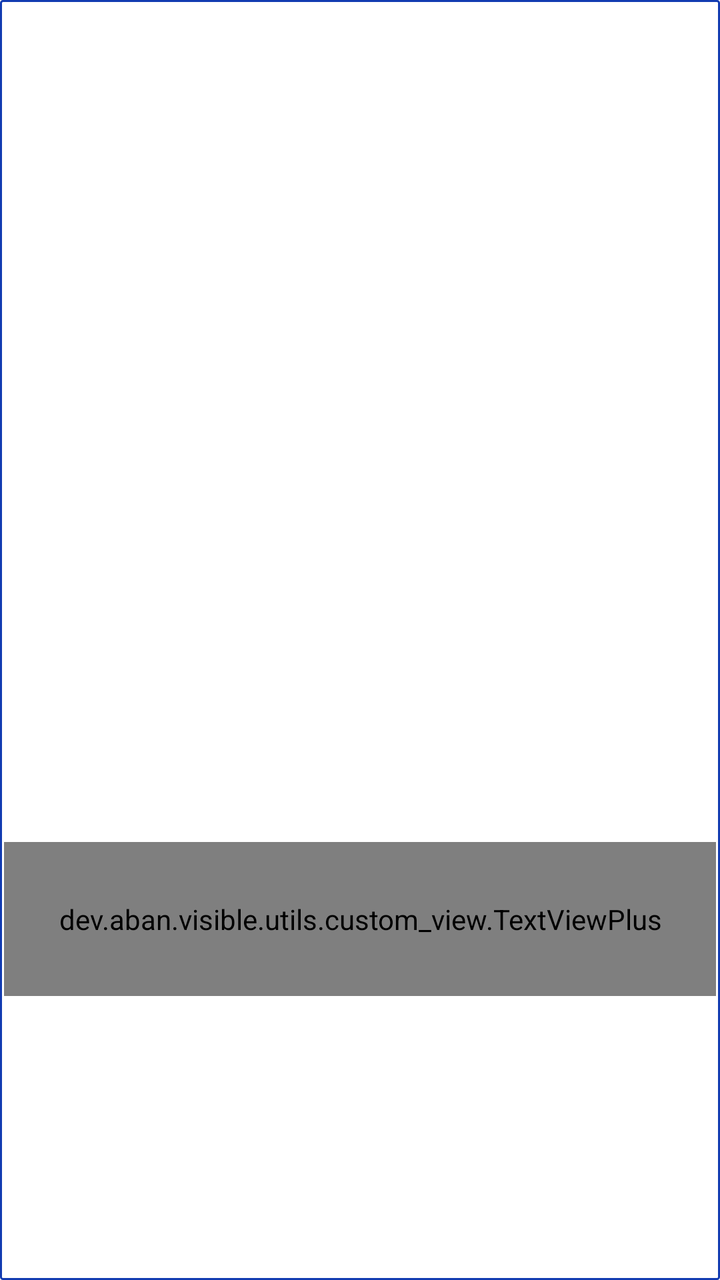
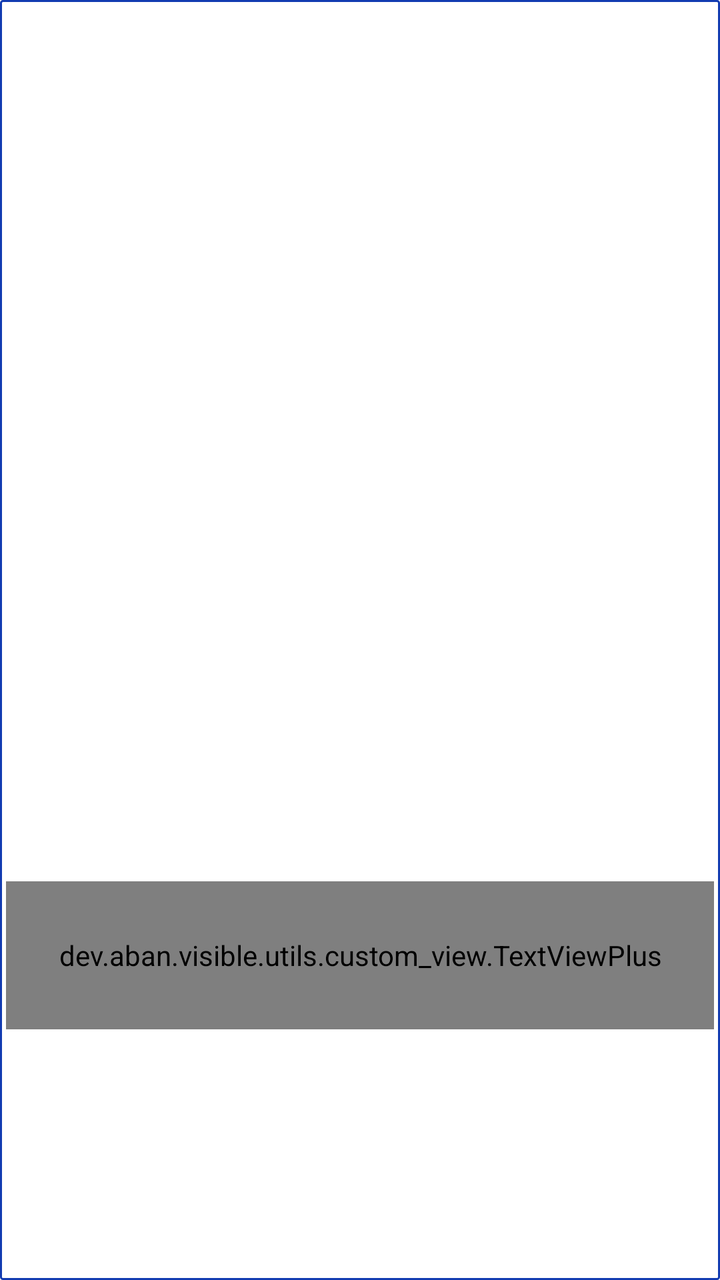

Compare the two renders of this Android layout. The source of the first and the diff that turns it into the second are given below.
<!-- AndroidManifest.xml: application theme AppTheme -->
<!-- res/layout/item_filter.xml -->
<?xml version="1.0" encoding="utf-8"?>
<androidx.constraintlayout.widget.ConstraintLayout xmlns:android="http://schemas.android.com/apk/res/android"
    xmlns:app="http://schemas.android.com/apk/res-auto"
    android:layout_width="match_parent"
    android:layout_height="wrap_content"
    android:layout_gravity="center"
    android:background="@drawable/filter_border_item"
    android:layoutDirection="ltr">

    <LinearLayout
        android:layout_width="0dp"
        android:layout_height="0dp"
        android:layout_margin="2dp"
        android:orientation="vertical"
        android:weightSum="100"
        app:layout_constraintBottom_toBottomOf="parent"
        app:layout_constraintDimensionRatio="1:1"
        app:layout_constraintLeft_toLeftOf="parent"
        app:layout_constraintRight_toRightOf="parent"
        app:layout_constraintTop_toTopOf="parent">

        <ImageView
            android:id="@+id/item_filter_image"
            android:layout_width="match_parent"
            android:layout_height="0dp"
            android:layout_weight="82"
            android:scaleType="centerInside"
            app:layout_constraintBottom_toBottomOf="parent"
            app:layout_constraintDimensionRatio="1:1"
            app:layout_constraintLeft_toLeftOf="parent"
            app:layout_constraintRight_toRightOf="parent"
            app:layout_constraintTop_toTopOf="parent" />

        <dev.aban.visible.utils.custom_view.TextViewPlus
            android:id="@+id/item_filter_txt"
            android:layout_width="match_parent"
            android:layout_height="wrap_content"
            android:layout_gravity="center"
            android:layout_marginTop="16dp"
            android:layout_weight="18"
            android:gravity="center"
            android:maxLines="1"
            android:textColor="@android:color/black"
            app:bold="true"
            app:layout_constraintLeft_toLeftOf="@id/item_filter_image"
            app:layout_constraintRight_toRightOf="@+id/item_filter_image"
            app:layout_constraintTop_toBottomOf="@id/item_filter_image" />

    </LinearLayout>
</androidx.constraintlayout.widget.ConstraintLayout>
<!-- resources referenced by this layout -->
<resources>
  <!-- drawable filter_border_item (drawable) -->
  <?xml version="1.0" encoding="utf-8"?>
  <shape xmlns:android="http://schemas.android.com/apk/res/android">
      <solid android:color="@android:color/white" />
      <corners android:radius="1dp" />
      <stroke
          android:width="1dp"
          android:color="@color/borders_color" />
  </shape>
  <style name="AppTheme" parent="Theme.AppCompat.Light.NoActionBar">
          <item name="colorPrimary">@color/colorPrimary</item>
          <item name="colorPrimaryDark">@color/colorPrimaryDark</item>
          <item name="colorAccent">@color/colorAccent</item>
      </style>
  <color name="borders_color">#123BB1</color>
  <color name="colorPrimary">#EBEBEB</color>
  <color name="colorPrimaryDark">@android:color/black</color>
  <color name="colorAccent">#4291C5</color>
</resources>

<!-- the commit's change to res/layout/item_filter.xml (unified diff, before → after) -->
@@ -14,7 +14,7 @@
         android:orientation="vertical"
         android:weightSum="100"
         app:layout_constraintBottom_toBottomOf="parent"
-        app:layout_constraintDimensionRatio="1:1"
+        app:layout_constraintDimensionRatio="1:1.1"
         app:layout_constraintLeft_toLeftOf="parent"
         app:layout_constraintRight_toRightOf="parent"
         app:layout_constraintTop_toTopOf="parent">
@@ -23,8 +23,9 @@
             android:id="@+id/item_filter_image"
             android:layout_width="match_parent"
             android:layout_height="0dp"
-            android:layout_weight="82"
-            android:scaleType="centerInside"
+            android:layout_margin="1dp"
+            android:layout_weight="81"
+            android:scaleType="centerCrop"
             app:layout_constraintBottom_toBottomOf="parent"
             app:layout_constraintDimensionRatio="1:1"
             app:layout_constraintLeft_toLeftOf="parent"
@@ -34,13 +35,17 @@
         <dev.aban.visible.utils.custom_view.TextViewPlus
             android:id="@+id/item_filter_txt"
             android:layout_width="match_parent"
-            android:layout_height="wrap_content"
+            android:layout_height="0dp"
             android:layout_gravity="center"
-            android:layout_marginTop="16dp"
-            android:layout_weight="18"
+            android:layout_marginStart="1dp"
+            android:layout_marginEnd="1dp"
+            android:layout_marginBottom="1dp"
+            android:layout_weight="19"
+            android:background="@color/colorAccent"
+            android:textColor="@android:color/white"
             android:gravity="center"
             android:maxLines="1"
-            android:textColor="@android:color/black"
+            android:textSize="14sp"
             app:bold="true"
             app:layout_constraintLeft_toLeftOf="@id/item_filter_image"
             app:layout_constraintRight_toRightOf="@+id/item_filter_image"
